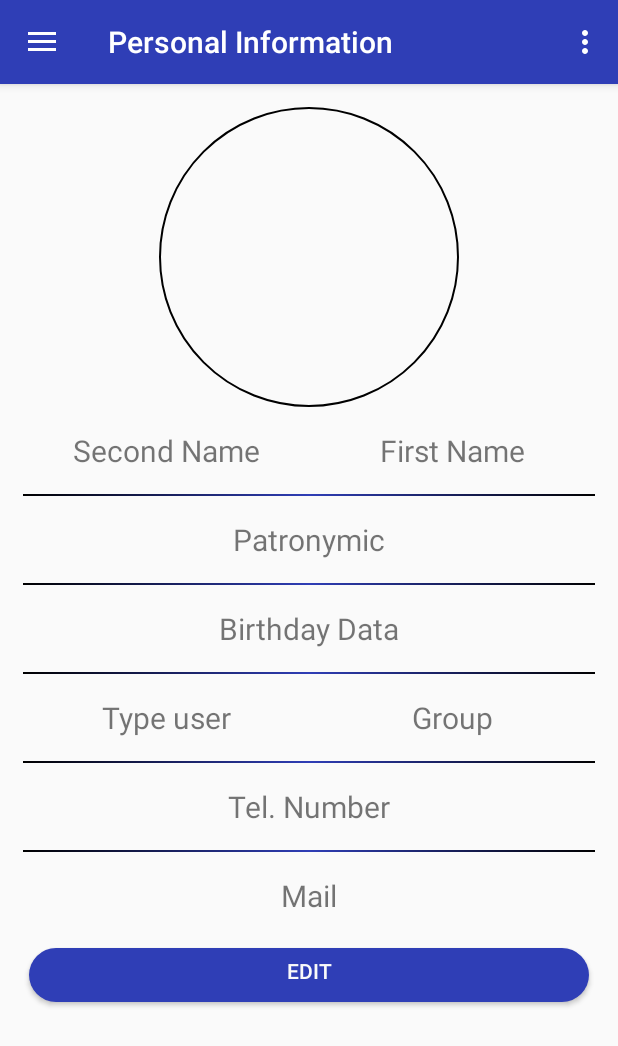
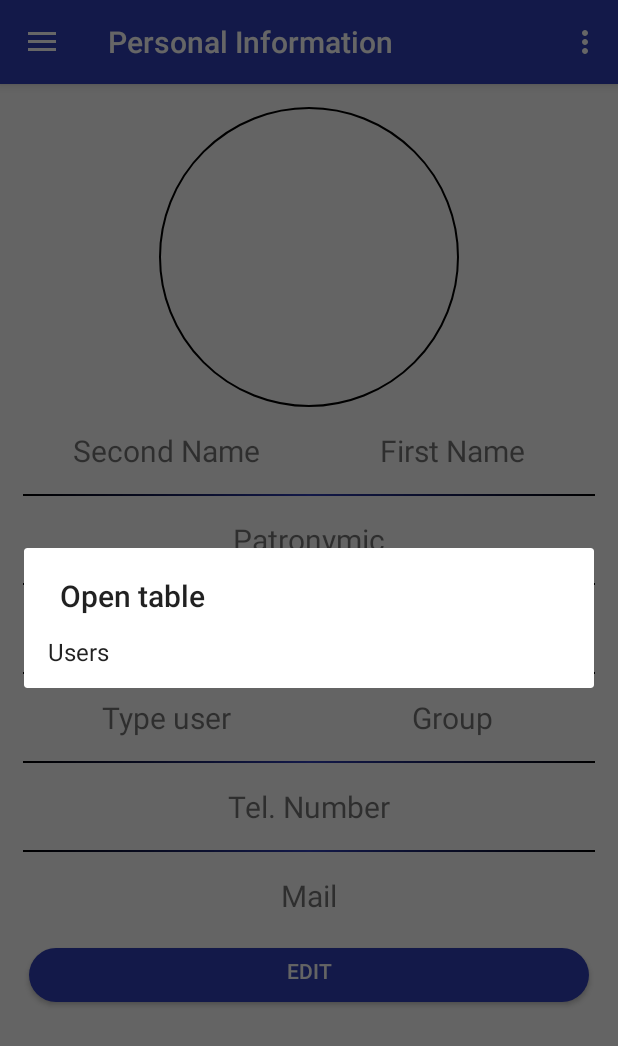
Before and after one commit to nazarenko-by/EasyRegister, an Android app: the screen it shows after launch (MainActivity), in the options menu, after a tap on "Open table", on a phone screen of 412 x 824 dp. Shown: the top 1046 px of the screen. Run offline under Robolectric (Android 15) with nearby library versions, the phone set to English and light mode, and no system bars; our stand-ins replace navigation-ui.

Commit message:
create alertDialog and function to open table

```diff
--- a/app/src/main/java/com/nazarenko_by/easyregister/MainActivity.java
+++ b/app/src/main/java/com/nazarenko_by/easyregister/MainActivity.java
@@ -15,9 +15,13 @@ import android.view.Gravity;
 import android.view.Menu;
 import android.view.MenuItem;
 import android.view.View;
+import android.widget.Adapter;
+import android.widget.AdapterView;
+import android.widget.ArrayAdapter;
 import android.widget.EditText;
 import android.widget.ImageView;
 import android.widget.LinearLayout;
+import android.widget.ListView;
 import android.widget.TextView;
 import android.widget.Toast;
 
@@ -33,6 +37,8 @@ import androidx.navigation.ui.AppBarConfiguration;
 import androidx.navigation.ui.NavigationUI;
 
 import com.google.android.material.navigation.NavigationView;
+
+import java.util.ArrayList;
 
 public class MainActivity extends AppCompatActivity{
 
@@ -85,18 +91,7 @@ public class MainActivity extends AppCompatActivity{
                 createTableDialog();
                 return true;
             case R.id.action_open:
-                SQLiteDatabase db ;
-                DatabaseHelper databaseHelper = new DatabaseHelper(getApplicationContext());
-                db = databaseHelper.getWritableDatabase();
-                Cursor c = db.rawQuery("SELECT name FROM sqlite_master WHERE type='table'", null);
-
-                if (c.moveToFirst()) {
-                    while ( !c.isAfterLast() ) {
-                        Toast.makeText(this, "Table Name=> "+c.getString(0), Toast.LENGTH_LONG).show();
-                        c.moveToNext();
-                    }
-                }
-                db.close();
+                openTableDialog();
                 return true;
             default:
                 return super.onOptionsItemSelected(item);
@@ -151,6 +146,46 @@ public class MainActivity extends AppCompatActivity{
         saveTableName.apply();
     }
 
+    private void openTableDialog(){
+        SQLiteDatabase db ;
+        DatabaseHelper databaseHelper = new DatabaseHelper(getApplicationContext());
+        db = databaseHelper.getWritableDatabase();
+        Cursor c = db.rawQuery("SELECT name FROM sqlite_master WHERE type='table'", null);
+        ArrayList<String> tables = new ArrayList<String>();
+        if (c.moveToFirst()) {
+            while ( !c.isAfterLast() ) {
+                if(!c.getString(0).equals("android_metadata") &&
+                        !c.getString(0).equals("sqlite_sequence")) {
+                    tables.add(c.getString(0));
+                    Toast.makeText(this, "Table Name=> " + c.getString(0), Toast.LENGTH_LONG).show(); }
+                c.moveToNext();
+            }
+        }
+        db.close();
+        AlertDialog.Builder alertDialog = new AlertDialog.Builder(MainActivity.this);
+        alertDialog.setTitle(getResources().getString(R.string.action_open));
+        final ListView listView = new ListView(MainActivity.this);
+        LinearLayout.LayoutParams lp = new LinearLayout.LayoutParams(
+                LinearLayout.LayoutParams.MATCH_PARENT,
+                LinearLayout.LayoutParams.MATCH_PARENT);
+        listView.setLayoutParams(lp);
+        ArrayAdapter<String> arrayAdapter = new ArrayAdapter<String>(this,
+                android.R.layout.simple_list_item_1, tables );
+        listView.setAdapter(arrayAdapter);
+        listView.setOnItemClickListener(new AdapterView.OnItemClickListener(){
+
+            @Override
+            public void onItemClick(AdapterView<?> parent, View view, int position, long id) {
+                SharedPreferences preferences = getSharedPreferences("TABLE", MODE_PRIVATE);
+                SharedPreferences.Editor saveTableName = preferences.edit();
+                saveTableName.putString("OPEN", listView.getItemAtPosition(position).toString());
+                saveTableName.apply();
+            }
+        });
+        alertDialog.setView(listView);
+        alertDialog.show();
+    }
+
     @Override
     public boolean onSupportNavigateUp() {
         NavController navController = Navigation.findNavController(this, R.id.nav_host_fragment);
```
